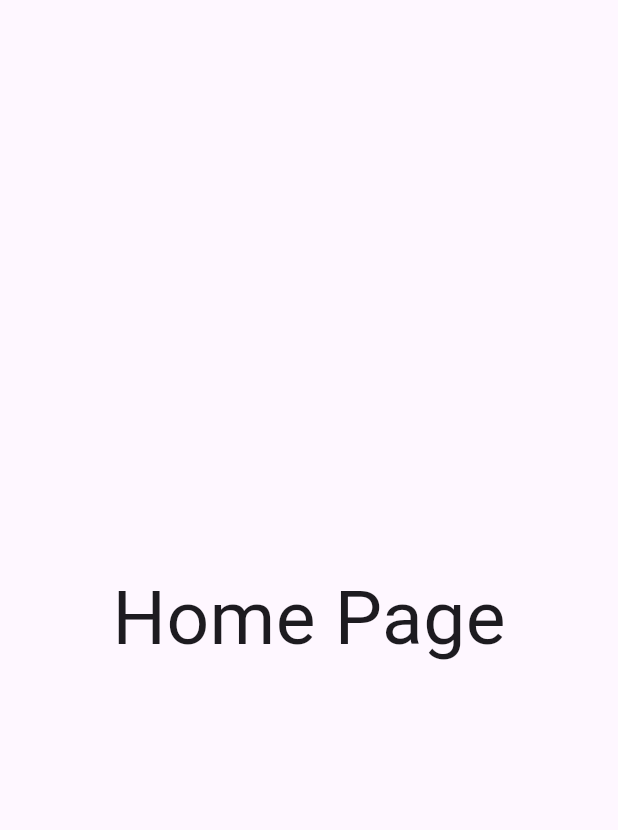
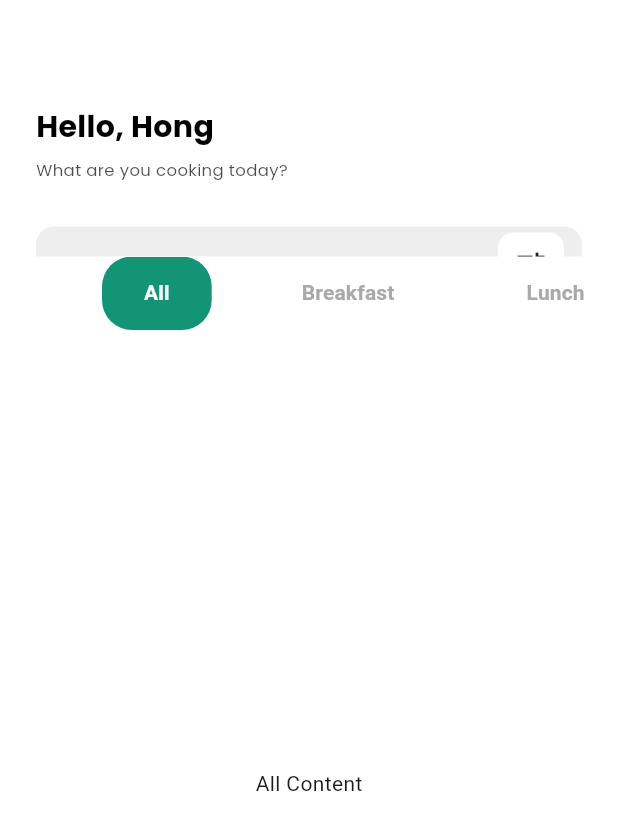
Before and after one commit to rinkimhong4/Recipes_APP, a Flutter app: the HomeScreen screen opened directly, on a phone screen of 412 x 824 dp. Shown: the top 830 px of the screen. Run offline on Flutter 3.47's test engine with Material 3 defaults, Android fonts, the phone set to English and light mode, and no system bars; our stand-ins replace flutter_secure_storage, flutter_smart_dialog, get; accounts and stored records are empty.

Commit message:
fix and midify

```diff
--- a/lib/modules/Home/screens/home_screen.dart
+++ b/lib/modules/Home/screens/home_screen.dart
@@ -1,14 +1,150 @@
 import 'package:flutter/material.dart';
 import 'package:get/get.dart';
+import 'package:recipe_app/config/theme/theme_style.dart';
 import 'package:recipe_app/modules/Home/controller/home_controller.dart';
 
 class HomeScreen extends GetView<HomeController> {
-  const HomeScreen({super.key});
+  HomeScreen({super.key});
+
+  final List<String> tabTitles = [
+    'All',
+    'Breakfast',
+    'Lunch',
+    'Dinner',
+    'Snack',
+    'Dessert',
+    'Vegan',
+    'Meat',
+    'Drink',
+    'Other',
+  ];
 
   @override
   Widget build(BuildContext context) {
-    return Scaffold(
-      body: Center(child: Text("Home Page", style: TextStyle(fontSize: 50))),
+    return GestureDetector(
+      onTap: () {
+        FocusScope.of(context).unfocus();
+      },
+      child: Scaffold(
+        backgroundColor: Colors.white,
+        body: DefaultTabController(length: 10, child: _buildBodyNested),
+      ),
     );
   }
+
+  get _buildBodyNested {
+    return NestedScrollView(
+      headerSliverBuilder: (context, innerBoxIsScrolled) {
+        return [_buildAppBar];
+      },
+      body: TabBarView(
+        children: List.generate(
+          tabTitles.length,
+          (index) => Center(child: Text('${tabTitles[index]} Content')),
+        ),
+      ),
+    );
+  }
+
+  get _buildAppBar => SliverAppBar(
+    expandedHeight: 220,
+    backgroundColor: Colors.white,
+    automaticallyImplyLeading: false,
+    flexibleSpace: FlexibleSpaceBar(
+      background: Padding(
+        padding: EdgeInsets.fromLTRB(24, 70, 24, 0),
+        child: Column(
+          crossAxisAlignment: CrossAxisAlignment.start,
+          children: [
+            Text(
+              'Hello, Hong',
+              style: AppTextStyle.poppinsLargeBold(color: AppColors.neutral),
+            ),
+            SizedBox(height: 6),
+            Text(
+              'What are you cooking today?',
+              style: AppTextStyle.poppinsSmallerRegular(
+                color: AppColors.neutral.withValues(alpha: 0.7),
+              ),
+            ),
+            SizedBox(height: 30),
+            Container(
+              height: 60,
+              decoration: BoxDecoration(
+                color: Colors.grey[200],
+                borderRadius: BorderRadius.circular(12),
+              ),
+              padding: EdgeInsets.symmetric(horizontal: 12),
+              child: Row(
+                children: [
+                  SizedBox(width: 8),
+                  Expanded(
+                    child: TextField(
+                      decoration: InputDecoration(
+                        hintText: 'Search',
+                        hintStyle: AppTextStyle.poppinsSmallRegular(
+                          color: Colors.grey[700],
+                        ),
+                        border: InputBorder.none,
+                        icon: Icon(Icons.search, color: Colors.grey[700]),
+                      ),
+                      style: AppTextStyle.poppinsSmallRegular(
+                        color: Colors.black,
+                      ),
+                      onChanged: (value) {},
+                    ),
+                  ),
+
+                  GestureDetector(
+                    onTap: () {},
+                    child: Container(
+                      height: 44,
+                      width: 44,
+                      padding: EdgeInsets.all(10),
+                      margin: EdgeInsets.only(bottom: 8),
+                      decoration: BoxDecoration(
+                        color: Colors.white,
+                        borderRadius: BorderRadius.circular(10),
+                      ),
+                      child: Icon(Icons.tune, size: 24),
+                    ),
+                  ),
+                ],
+              ),
+            ),
+          ],
+        ),
+      ),
+    ),
+
+    bottom: PreferredSize(
+      preferredSize: Size.fromHeight(62),
+      child: Container(
+        color: Colors.white,
+        child: TabBar(
+          isScrollable: true,
+          indicator: BoxDecoration(
+            color: AppColors.primaryColor,
+            borderRadius: BorderRadius.circular(20),
+          ),
+          indicatorWeight: 3,
+          labelColor: Colors.white,
+          unselectedLabelColor: AppColors.neutral[300],
+          dividerColor: Colors.transparent,
+          tabs: List.generate(
+            tabTitles.length,
+            (index) => Tab(
+              child: Container(
+                padding: EdgeInsets.symmetric(horizontal: 28, vertical: 14),
+                child: Text(
+                  tabTitles[index],
+                  style: TextStyle(fontSize: 14, fontWeight: FontWeight.bold),
+                ),
+              ),
+            ),
+          ),
+        ),
+      ),
+    ),
+  );
 }
--- a/lib/modules/auth/login/login_screen.dart
+++ b/lib/modules/auth/login/login_screen.dart
@@ -52,7 +52,6 @@ class _LoginScreenState extends State<LoginScreen> {
           top: 280,
           left: 30,
           right: 30,
-
           child: Column(
             children: [
               CustomTextField(label: 'Email', hintText: 'Enter email'),
@@ -62,6 +61,7 @@ class _LoginScreenState extends State<LoginScreen> {
                 hintText: 'Enter Password',
                 obscureText: true,
               ),
+              TextField(),
               SizedBox(height: 20),
               Align(
                 alignment: Alignment.centerLeft,
@@ -88,9 +88,7 @@ class _LoginScreenState extends State<LoginScreen> {
                       onPressed: () {
                         Navigator.push(
                           context,
-                          MaterialPageRoute(
-                            builder: (context) => const HomeScreen(),
-                          ),
+                          MaterialPageRoute(builder: (context) => HomeScreen()),
                         );
                       },
                     ),
--- a/lib/modules/auth/signup/signup.dart
+++ b/lib/modules/auth/signup/signup.dart
@@ -122,9 +122,7 @@ class _SignupScreenState extends State<SignupScreen> {
                       onPressed: () {
                         Navigator.push(
                           context,
-                          MaterialPageRoute(
-                            builder: (context) => const HomeScreen(),
-                          ),
+                          MaterialPageRoute(builder: (context) => HomeScreen()),
                         );
                       },
                     ),
```
